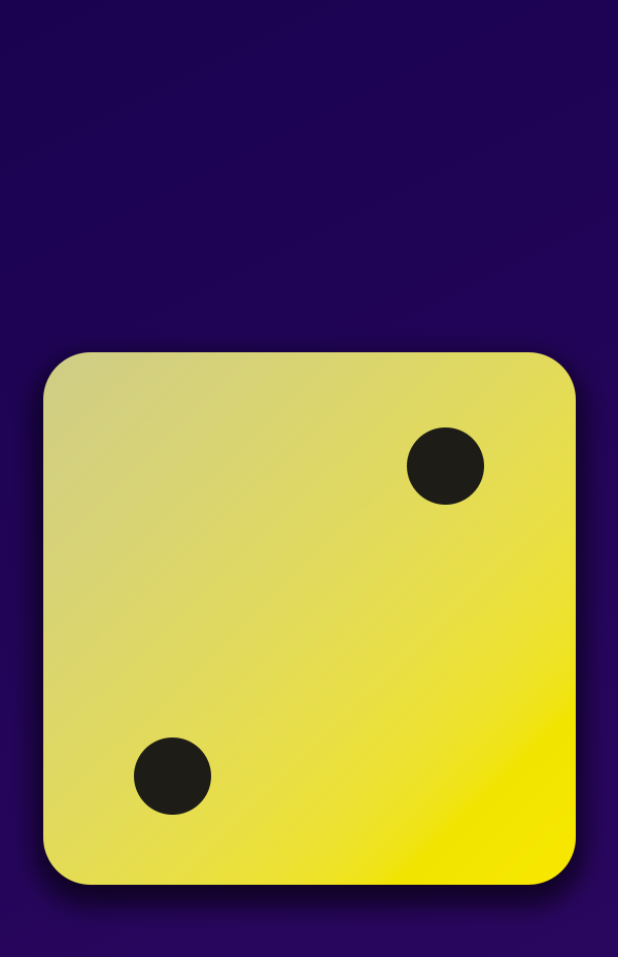
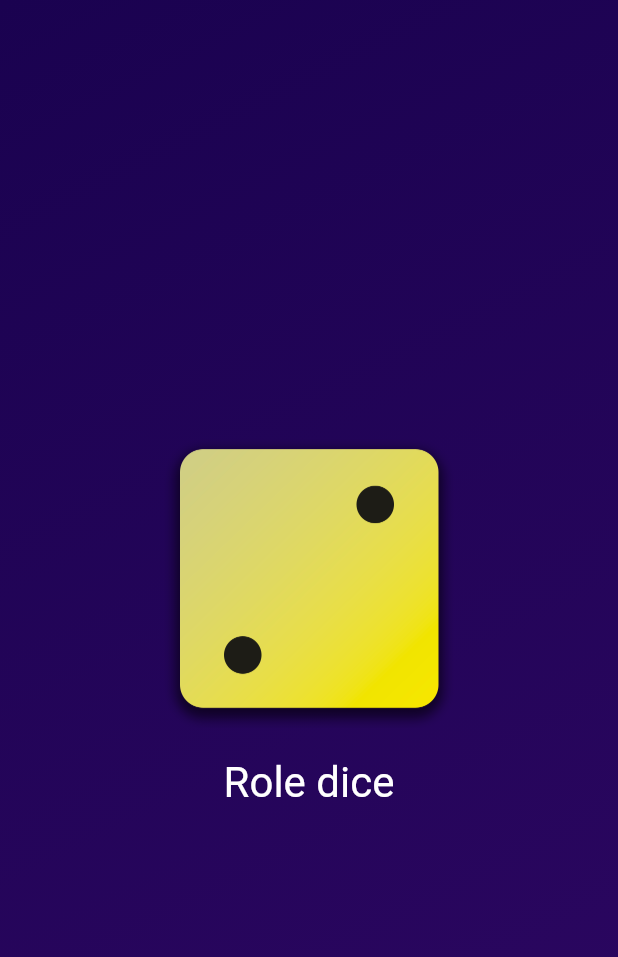
Before and after one commit to sabitsadiq/Roll_dice_app, a Flutter app: the screen it shows after launch, on a phone screen of 412 x 824 dp. Shown: the top 957 px of the screen. Run offline on Flutter 3.47's test engine with Material 3 defaults, Android fonts, the phone set to English and light mode, and no system bars.

Commit message:
added updates

```diff
--- /dev/null
+++ b/lib/dice_roller.dart
@@ -0,0 +1,49 @@
+import 'dart:math';
+
+import 'package:flutter/material.dart';
+
+final randomizer = Random();
+
+class DiceRoller extends StatefulWidget {
+  const DiceRoller({super.key});
+  @override
+  State<DiceRoller> createState() {
+    return _DiceRollerState();
+  }
+}
+
+class _DiceRollerState extends State<DiceRoller> {
+  // var activeDiceImage = 'assets/dice-images/dice-2.png';
+  var currentDiceRoll = 2;
+
+  void rollDice() {
+    setState(() {
+      currentDiceRoll = randomizer.nextInt(6) + 1;
+    });
+  }
+
+  @override
+  Widget build(context) {
+    return Column(
+      mainAxisSize: MainAxisSize.min,
+      children: [
+        Image.asset(
+          'assets/dice-images/dice-$currentDiceRoll.png',
+          width: 200,
+        ),
+        TextButton(
+            onPressed: rollDice,
+            style: TextButton.styleFrom(
+              padding: const EdgeInsets.only(
+                top: 20,
+              ),
+              foregroundColor: Colors.white,
+              textStyle: const TextStyle(
+                fontSize: 28,
+              ),
+            ),
+            child: const Text('Role dice'))
+      ],
+    );
+  }
+}
--- a/lib/gradient_container.dart
+++ b/lib/gradient_container.dart
@@ -1,3 +1,4 @@
+import 'package:first_app/dice_roller.dart';
 import 'package:flutter/material.dart';
 
 const startAlignment = Alignment.topLeft;
@@ -8,6 +9,7 @@ class GridientContainer extends StatelessWidget {
 
   final Color color1;
   final Color color2;
+
   @override
   Widget build(context) {
     return Container(
@@ -15,7 +17,7 @@ class GridientContainer extends StatelessWidget {
         gradient: LinearGradient(
             colors: [color1, color2], begin: startAlignment, end: endAlignment),
       ),
-      child: Center(child: Image.asset('assets/dice-images/dice-2.png')),
+      child: const Center(child: DiceRoller()),
     );
   }
 }
```
